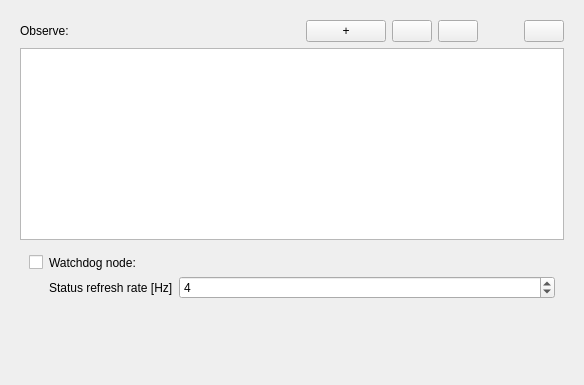
First picture: the form in ToolWatchdog/Resources/UI/qSlicerWatchdogModuleWidget.ui, repository SlicerIGT/SlicerIGT, before the edit.
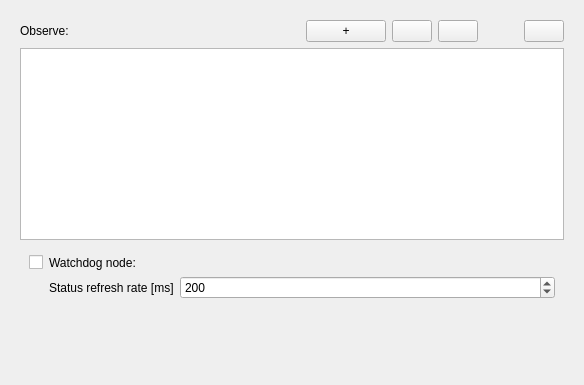
Second picture: the form after the edit. Custom widgets are drawn as their Qt base class.

Commit message: re #108 use [ms] to specify the watchdog refresh rate

```diff
--- a/ToolWatchdog/Resources/UI/qSlicerWatchdogModuleWidget.ui
+++ b/ToolWatchdog/Resources/UI/qSlicerWatchdogModuleWidget.ui
@@ -197,23 +197,23 @@
            <item row="2" column="1">
             <widget class="QLabel" name="label">
              <property name="text">
-              <string>Status refresh rate [Hz]</string>
+              <string>Status refresh rate [ms]</string>
              </property>
             </widget>
            </item>
            <item row="2" column="2">
             <widget class="QSpinBox" name="StatusRefreshRateSpinBox">
              <property name="minimum">
-              <number>1</number>
+              <number>25</number>
              </property>
              <property name="maximum">
-              <number>100</number>
+              <number>2000</number>
              </property>
              <property name="singleStep">
               <number>2</number>
              </property>
              <property name="value">
-              <number>4</number>
+              <number>200</number>
              </property>
             </widget>
            </item>
```
Left out of the diff: 2 changed lines with no effect on the pictures. The commit also changes 1 other file.
